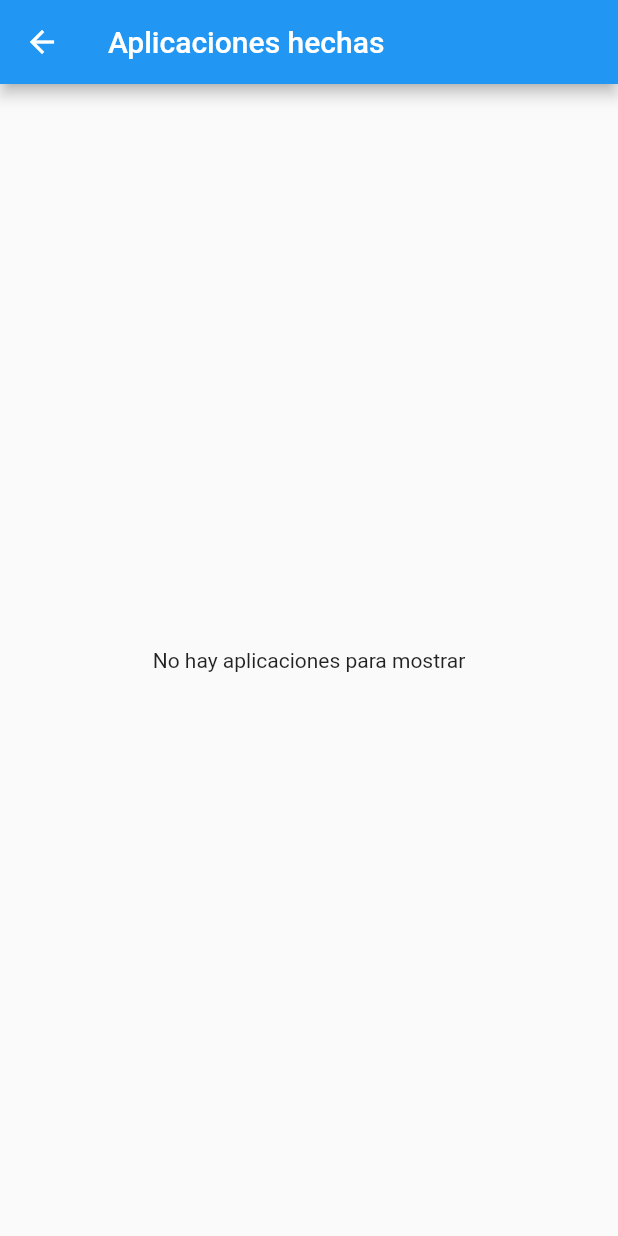
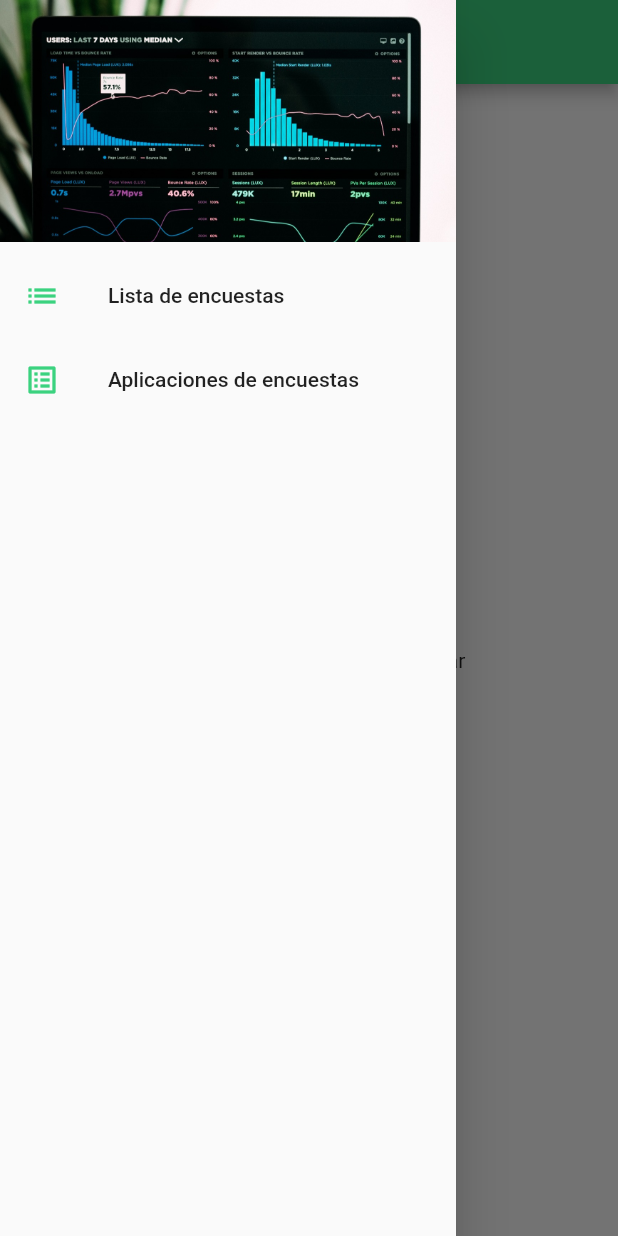
Before and after one commit to darwinjr40/encuestaFlutter, a Flutter app: the ListaAplicacionScreen screen opened by its route, with the side drawer open (before the commit the screen has no drawer), on a phone screen of 412 x 824 dp. Run offline on Flutter 3.47's test engine with Material 2 defaults, Android fonts, the phone set to English and light mode, and no system bars; our stand-ins replace connectivity, sqflite; accounts and stored records are empty.

```diff
--- a/lib/domain/services/encuestasDB.dart
+++ b/lib/domain/services/encuestasDB.dart
@@ -72,8 +72,10 @@ class EncuestaDB {
 
   static Future<List<AplicacionSqlite>> getAplicaciones() async {
     Database database = await _openDB();
-    final List<Map<dynamic, dynamic>> aplicacionesMap =
-        await database.query("aplicaciones");
+    final List<Map<dynamic, dynamic>> aplicacionesMap = await database.query(
+        "aplicaciones",
+        where: "aplicaciones.onServer = ?",
+        whereArgs: [0]);
     return List.generate(
       aplicacionesMap.length,
       (i) => AplicacionSqlite(
@@ -85,8 +87,10 @@ class EncuestaDB {
 
   static Future<List<AplicacionSqlite>> getAplicacionesNoSubidas() async {
     Database database = await _openDB();
-    final List<Map<dynamic, dynamic>> aplicacionesMap =
-        await database.query("aplicaciones", where: "aplicaciones.onServer = ?", whereArgs: [0]);
+    final List<Map<dynamic, dynamic>> aplicacionesMap = await database.query(
+        "aplicaciones",
+        where: "aplicaciones.onServer = ?",
+        whereArgs: [0]);
     return List.generate(
       aplicacionesMap.length,
       (i) => AplicacionSqlite(
@@ -127,6 +131,13 @@ class EncuestaDB {
     return Encuesta.fromJson(list[0]['content']);
   }
 
+  static Future<bool> existeEncuesta(String id) async {
+    Database database = await _openDB();
+    List<Map<String, dynamic>> list = await database.rawQuery(
+        'SELECT encuestas.id_encuesta FROM encuestas where id_encuesta = "$id"');
+    return list.length == 1;
+  }
+
   static Future<int> saveAplicacion(AplicacionEncuesta aplicacion) async {
     Database database = await _openDB();
 
@@ -143,8 +154,11 @@ class EncuestaDB {
     return Encuesta.fromJson(list[0]['content']);
   }
 
-  static Future<void> updateOnServer(String id, bool b) async {
+  static Future<int> updateOnServer(String id) async {
     Database database = await _openDB();
-    return database.execute('');
+    return database.update('aplicaciones', {"onServer": 1},
+        where: "id = ?", whereArgs: [id]);
   }
 }
+
+/* 'return database.update("animales", animal.toMap(), where: "id = ?", whereArgs: [animal.id]);' */
--- a/lib/domain/services/internet_connection_check.service.dart
+++ b/lib/domain/services/internet_connection_check.service.dart
@@ -7,7 +7,7 @@ import 'package:flutter/material.dart';
 class ConnectionStatusModel extends ChangeNotifier {
   final Connectivity _connectivity = Connectivity();
   late StreamSubscription _connectionSubscription;
-  bool _isOnline = true;
+  static bool _isOnline = false;
 
   ConnectionStatusModel() {
     _connectionSubscription = _connectivity.onConnectivityChanged
@@ -15,13 +15,13 @@ class ConnectionStatusModel extends ChangeNotifier {
     checkInternetConnection();
   }
 
-  bool get isOnline => _isOnline;
+  static bool get isOnline => _isOnline;
 
   Future<bool> checkInternetConnection() async {
     try {
       // Sometimes the callback is called when we reconnect to wifi, but the internet is not really functional
       // This delay try to wait until we are really connected to internet
-      await Future.delayed(const Duration(seconds: 3));
+      await Future.delayed(const Duration(seconds: 0));
       final result = await InternetAddress.lookup('google.com');
       if (result.isNotEmpty && result[0].rawAddress.isNotEmpty) {
         _isOnline = true;
--- a/lib/main.dart
+++ b/lib/main.dart
@@ -20,7 +20,6 @@ class AppState extends StatefulWidget {
 class _AppStateState extends State<AppState> {
   @override
   Widget build(BuildContext context) {
-    AplicacionTimer verifAplicaciones = AplicacionTimer();
     return MultiProvider(
       providers: [
         ChangeNotifierProvider(create: (_) => EncuestaRepository()),
@@ -35,6 +34,10 @@ class _AppStateState extends State<AppState> {
 class MyApp extends StatelessWidget {
   @override
   Widget build(BuildContext context) {
+    final conectionService =
+        Provider.of<ConnectionStatusModel>(context, listen: false);
+    AplicacionTimer verifAplicaciones = AplicacionTimer();
+
     return MaterialApp(
       title: 'Material App',
       initialRoute: 'lista_encuesta',
--- a/lib/ui/screens/aplicaciones_screen/lista_aplicaciones_screen.dart
+++ b/lib/ui/screens/aplicaciones_screen/lista_aplicaciones_screen.dart
@@ -3,6 +3,7 @@ import 'package:encuestas_system/domain/services/aplicacion_db.dart';
 import 'package:encuestas_system/domain/services/encuestasDB.dart';
 import 'package:encuestas_system/ui/screens/aplicaciones_screen/widgets/card_aplicacion.dart';
 import 'package:encuestas_system/ui/widgets/card_container.dart';
+import 'package:encuestas_system/ui/widgets/menu_lateral.dart';
 import 'package:flutter/material.dart';
 import 'dart:convert' as convert;
 
@@ -19,7 +20,11 @@ class _ListaAplicacionScreenState extends State<ListaAplicacionScreen> {
 
   Widget build(BuildContext context) {
     return Scaffold(
+      drawer: Drawer(
+        child: MenuLateral(),
+      ),
       appBar: AppBar(
+        backgroundColor: Color.fromRGBO(59, 210, 127, 1.0),
         title: Text('Aplicaciones hechas'),
       ),
       body: listarAplicaciones(),
--- a/lib/ui/screens/lista_encuesta/widgets/card_encuesta_no_relacional.dart
+++ b/lib/ui/screens/lista_encuesta/widgets/card_encuesta_no_relacional.dart
@@ -178,7 +178,6 @@ class _CardEncuestaNoRelacionalState extends State<CardEncuestaNoRelacional> {
     return FutureBuilder(
       future: EncuestaDB.existe(widget.encuesta),
       builder: (context, AsyncSnapshot<bool> snapshot) {
-        print('bool: ${snapshot.data}');
         if (!snapshot.hasData) {
           return Center(
             child: CircularProgressIndicator(
@@ -222,7 +221,7 @@ class _CardEncuestaNoRelacionalState extends State<CardEncuestaNoRelacional> {
         } else {
           return Consumer<ConnectionStatusModel>(
             builder: (context, conection, _) {
-              return (conection.isOnline)
+              return (ConnectionStatusModel.isOnline)
                   ? Container(
                       child: IconButton(
                         icon: Icon(
--- /dev/null
+++ b/lib/ui/widgets/menu_lateral.dart
@@ -0,0 +1,36 @@
+import 'package:flutter/material.dart';
+
+class MenuLateral extends StatelessWidget {
+  const MenuLateral({Key? key}) : super(key: key);
+
+  @override
+  Widget build(BuildContext context) {
+    return ListView(
+      padding: EdgeInsets.zero,
+      children: [
+        DrawerHeader(
+          child: Container(),
+          decoration: BoxDecoration(
+              image: DecorationImage(
+                  image: AssetImage('assets/fondo.jpg'), fit: BoxFit.cover)),
+        ),
+        ListTile(
+            leading: Icon(
+              Icons.list,
+              color: Color.fromRGBO(59, 210, 127, 1.0),
+            ),
+            title: Text('Lista de encuestas'),
+            onTap: () =>
+                Navigator.pushReplacementNamed(context, 'lista_encuesta')),
+        ListTile(
+            leading: Icon(
+              Icons.list_alt_outlined,
+              color: Color.fromRGBO(59, 210, 127, 1.0),
+            ),
+            title: Text('Aplicaciones de encuestas'),
+            onTap: () =>
+                Navigator.pushReplacementNamed(context, 'aplicaciones'))
+      ],
+    );
+  }
+}
--- a/pubspec.yaml
+++ b/pubspec.yaml
@@ -49,9 +49,9 @@ flutter:
   uses-material-design: true
 
   # To add assets to your application, add an assets section, like this:
-  # assets:
-  #   - images/a_dot_burr.jpeg
-  #   - images/a_dot_ham.jpeg
+  assets:
+  - assets/fondo.jpg
+
 
   # An image asset can refer to one or more resolution-specific "variants", see
   # https://flutter.dev/assets-and-images/#resolution-aware.
```
Also changed, not shown: lib/domain/services/aplicacionTimer.dart (+35 -16 lines), lib/ui/screens/encuesta_screen/encuesta_no_relacional_screen.dart (+6 -1 lines), lib/ui/screens/encuesta_screen/widgets/seccion_screen.dart (+5 -13 lines), lib/ui/screens/lista_encuesta/lista_encuesta_screen.dart (+24 -45 lines), assets/fondo.jpg (added), assets/fondo2.jpg (added), pubspec.lock.
